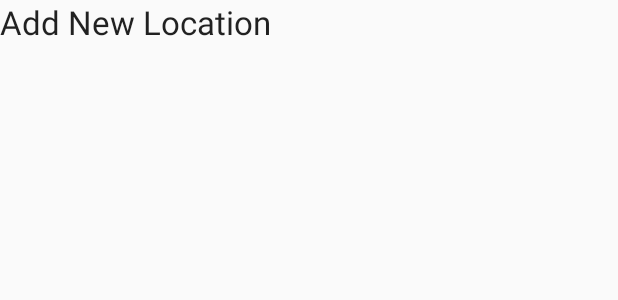
After one commit to ariannakan/Got2GoApp, an Android app: the layout activity_new_location.xml on its own in the app's theme, with its tools: preview values and no code run, on a phone screen of 412 x 824 dp. The commit adds this screen. Shown: the top 300 px of the screen. Run offline under Robolectric (Android 15) with nearby library versions, the phone set to English and light mode, and no system bars.

```diff
--- /dev/null
+++ b/app/src/main/res/layout/activity_new_location.xml
@@ -0,0 +1,18 @@
+<?xml version="1.0" encoding="utf-8"?>
+<androidx.constraintlayout.widget.ConstraintLayout xmlns:android="http://schemas.android.com/apk/res/android"
+    xmlns:app="http://schemas.android.com/apk/res-auto"
+    xmlns:tools="http://schemas.android.com/tools"
+    android:layout_width="match_parent"
+    android:layout_height="match_parent"
+    tools:context=".NewLocationActivity">
+
+    <TextView
+        android:id="@+id/textView2"
+        android:layout_width="0dp"
+        android:layout_height="wrap_content"
+        android:text="@string/new_marker"
+        android:textAppearance="@style/TextAppearance.AppCompat.Large"
+        app:layout_constraintEnd_toEndOf="parent"
+        app:layout_constraintStart_toStartOf="parent"
+        app:layout_constraintTop_toTopOf="parent" />
+</androidx.constraintlayout.widget.ConstraintLayout>
--- a/app/src/main/res/values/strings.xml
+++ b/app/src/main/res/values/strings.xml
@@ -3,4 +3,5 @@
     <string name="edit_message">Enter a message</string>
     <string name="button_send">Send</string>
     <string name="title_activity_maps">Map</string>
+    <string name="new_marker">Add New Location</string>
 </resources>
```
Also changed, not shown: app/src/main/AndroidManifest.xml (+2 -5 lines), app/src/main/java/dramaticAccident/got2go/MapsActivity.java (+17 -2 lines), app/src/main/java/dramaticAccident/got2go/NewLocationActivity.java (added, +24 -0 lines), app/src/main/res/layout/activity_maps.xml (+21 -2 lines).
